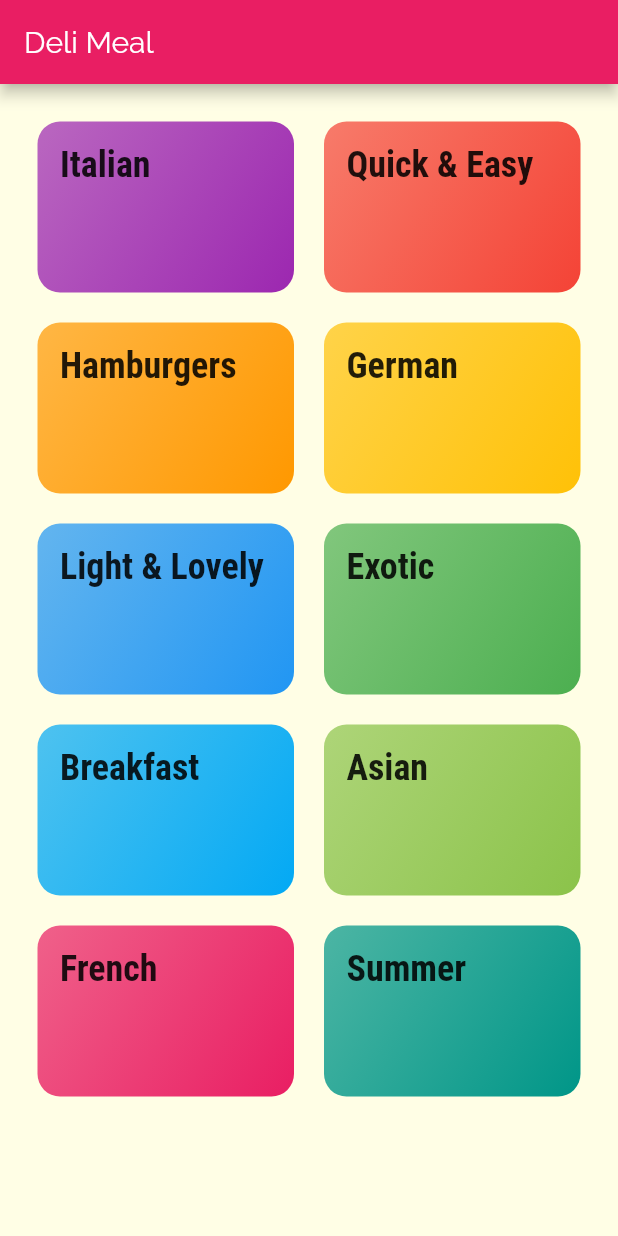
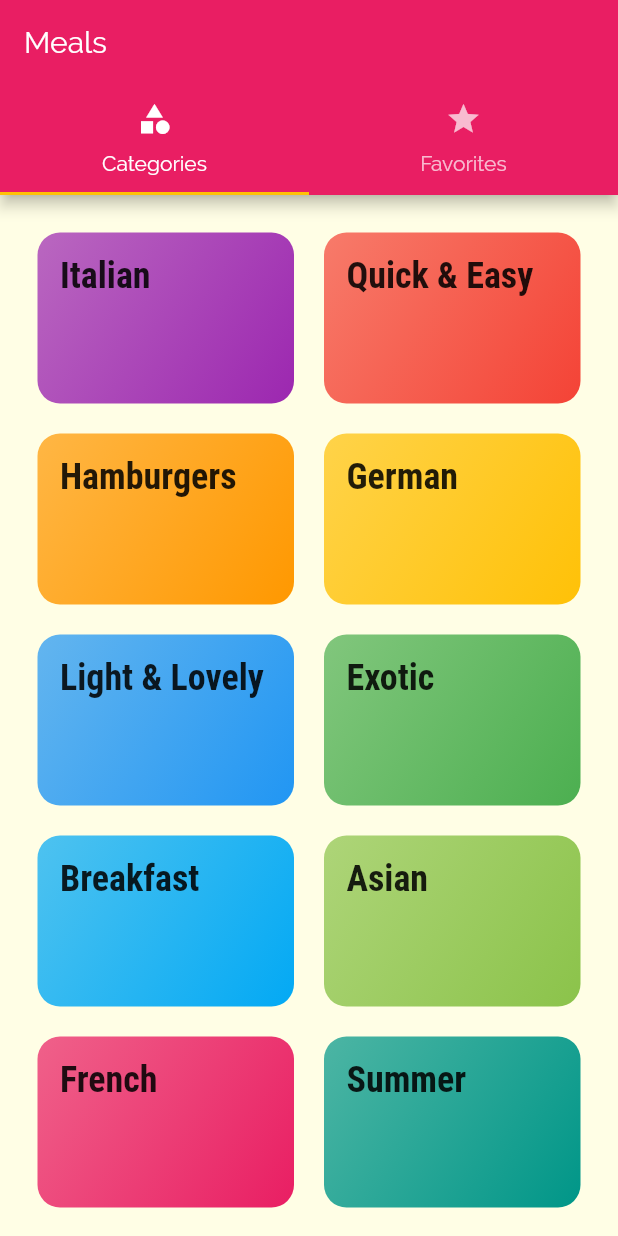
Before and after one commit to abdulmuttaleb/flutter_delhi_meals, a Flutter app: the screen it shows after launch, on a phone screen of 412 x 824 dp. Run offline on Flutter 3.47's test engine with Material 2 defaults, Android fonts, the phone set to English and light mode, and no system bars.

```diff
--- a/lib/main.dart
+++ b/lib/main.dart
@@ -1,6 +1,7 @@
 import 'package:deli_meals/screens/categories_screen.dart';
 import 'package:deli_meals/screens/category_meals_screen.dart';
 import 'package:deli_meals/screens/meal_detail_screen.dart';
+import 'package:deli_meals/screens/tabs_screen.dart';
 import 'package:flutter/material.dart';
 
 void main() {
@@ -34,7 +35,7 @@ class MyApp extends StatelessWidget {
         visualDensity: VisualDensity.adaptivePlatformDensity,
       ),
       routes: {
-        '/' : (ctx) => CategoriesScreen(),
+        '/' : (ctx) => TabsScreen(),
         CategoryMealsScreen.routeName: (ctx) => CategoryMealsScreen(),
         MealDetailScreen.routeName: (ctx) => MealDetailScreen()
       },
--- a/lib/screens/categories_screen.dart
+++ b/lib/screens/categories_screen.dart
@@ -5,11 +5,7 @@ import 'package:flutter/material.dart';
 class CategoriesScreen extends StatelessWidget {
   @override
   Widget build(BuildContext context) {
-    return Scaffold(
-      appBar: AppBar(
-        title: const Text('Deli Meal'),
-      ),
-      body: GridView(
+    return GridView(
         padding: const EdgeInsets.all(25),
         children: DUMMY_CATEGORIES.map((cat) =>
             CategoryItem(
@@ -24,7 +20,6 @@ class CategoriesScreen extends StatelessWidget {
           crossAxisSpacing: 20,
           mainAxisSpacing: 20
         ),
-      ),
-    );
+      );
   }
 }
--- /dev/null
+++ b/lib/screens/favorites_screen.dart
@@ -0,0 +1,10 @@
+import 'package:flutter/material.dart';
+
+class FavoritesScreen extends StatelessWidget {
+  @override
+  Widget build(BuildContext context) {
+    return Container(
+      child: Text('Favorites Screen'),
+    );
+  }
+}
--- /dev/null
+++ b/lib/screens/tabs_screen.dart
@@ -0,0 +1,41 @@
+import 'package:deli_meals/screens/categories_screen.dart';
+import 'package:flutter/material.dart';
+
+import 'favorites_screen.dart';
+
+class TabsScreen extends StatefulWidget {
+  @override
+  _TabsScreenState createState() => _TabsScreenState();
+}
+
+class _TabsScreenState extends State<TabsScreen> {
+  @override
+  Widget build(BuildContext context) {
+    return DefaultTabController(
+      length: 2,
+      child: Scaffold(
+        appBar: AppBar(
+          title: Text('Meals'),
+          bottom: TabBar(
+            tabs: <Widget>[
+              Tab(
+                icon: Icon(Icons.category),
+                text: 'Categories',
+              ),
+              Tab(
+                icon: Icon(Icons.star),
+                text: 'Favorites',
+              )
+            ],
+          ),
+        ),
+        body: TabBarView(
+          children: <Widget>[
+            CategoriesScreen(),
+            FavoritesScreen()
+          ],
+        ),
+      ),
+    );
+  }
+}
```
